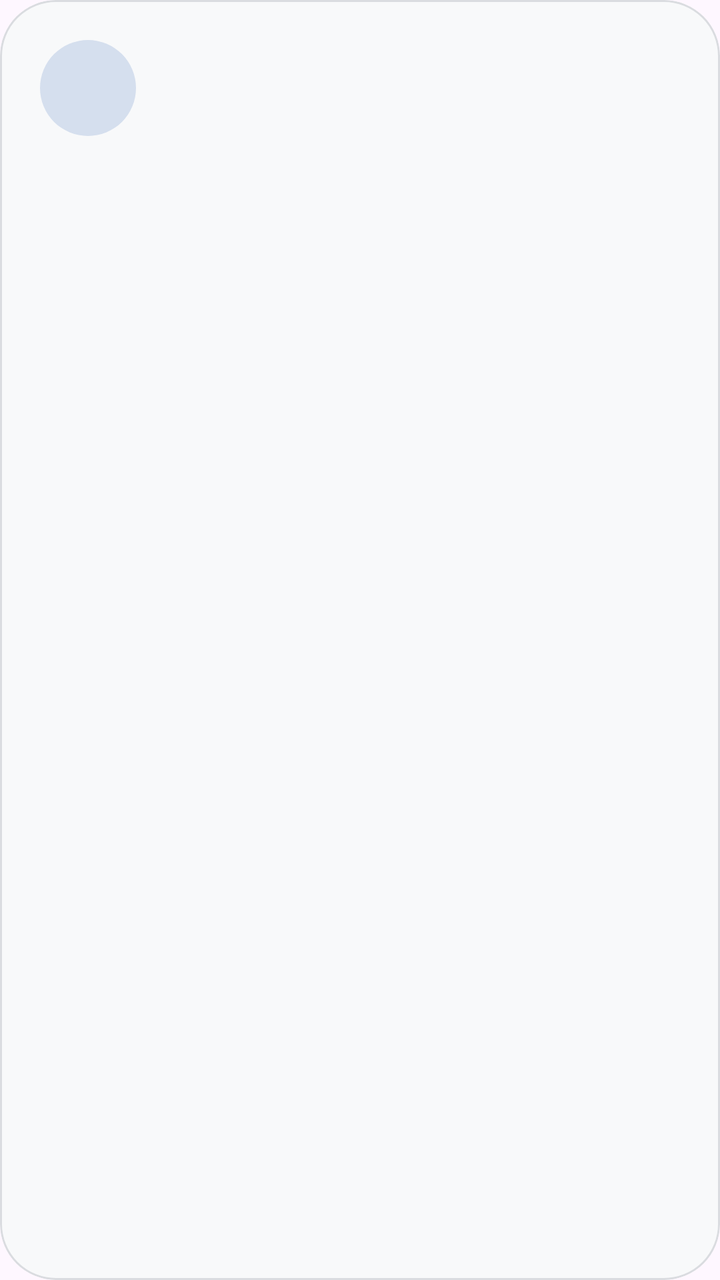
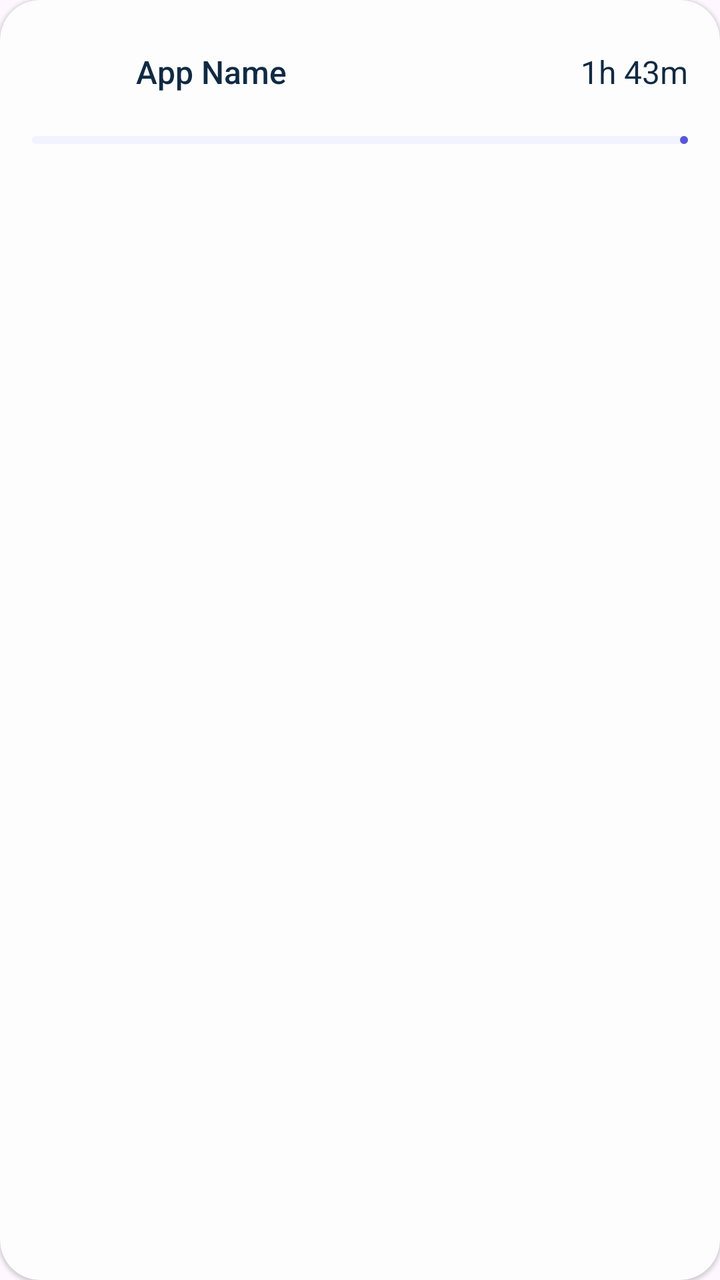

Two renders of the same Android screen: before a commit and after it. Below are the layout's source before the change and the commit's diff.
<!-- AndroidManifest.xml: application theme Theme.MyScreenTime -->
<!-- res/layout/item_row.xml -->
<?xml version="1.0" encoding="utf-8"?>
<com.google.android.material.card.MaterialCardView
    xmlns:android="http://schemas.android.com/apk/res/android"
    xmlns:app="http://schemas.android.com/apk/res-auto"
    android:id="@+id/item_row_card"
    android:layout_width="match_parent"
    android:layout_height="wrap_content"
    android:layout_marginStart="16dp"
    android:layout_marginTop="8dp"
    android:layout_marginEnd="16dp"
    android:layout_marginBottom="8dp"
    app:cardBackgroundColor="#F8F9FA"
    app:cardCornerRadius="28dp"
    app:strokeColor="#DADCE0"
    app:strokeWidth="1dp">

    
    <LinearLayout
        android:layout_width="match_parent"
        android:layout_height="wrap_content"
        android:orientation="horizontal"
        android:gravity="center_vertical"
        android:padding="20dp">

        
        <ImageView
            android:id="@+id/app_icon_row"
            android:layout_width="48dp"
            android:layout_height="48dp"
            android:layout_marginEnd="16dp"
            android:background="@drawable/circle_background"
            android:padding="10dp"
            app:tint="#5F6368" />

        
        <RelativeLayout
            android:layout_width="0dp"
            android:layout_height="wrap_content"
            android:layout_weight="1"
            android:gravity="center_vertical">

            <TextView
                android:id="@+id/tv_app_name_row"
                android:layout_width="wrap_content"
                android:layout_height="wrap_content"
                android:textColor="#000000"
                android:textSize="18sp"
                android:fontFamily="sans-serif-medium"
                android:layout_alignParentStart="true"
                android:layout_marginTop="2dp"
                />

            <TextView
                android:id="@+id/text_above_app_name_row"
                android:layout_width="wrap_content"
                android:layout_height="wrap_content"
                android:textColor="#5F6368"
                android:textSize="14sp"
                android:layout_centerVertical="true"
                android:layout_marginEnd="8dp"
                android:layout_alignParentEnd="true"
                android:fontFamily="sans-serif-medium"
                />



        </RelativeLayout>

    </LinearLayout>

</com.google.android.material.card.MaterialCardView>
<!-- resources referenced by this layout -->
<resources>
  <!-- drawable circle_background (drawable) -->
  <?xml version="1.0" encoding="utf-8"?>
  <shape xmlns:android="http://schemas.android.com/apk/res/android"
      android:shape="oval">
      <solid android:color="@color/blue_grey" />
  </shape>
  <style name="Theme.MyScreenTime" parent="Base.Theme.MyScreenTime" />
  <color name="blue_grey">#D5DFEE</color>
  <style name="Base.Theme.MyScreenTime" parent="Theme.Material3.Light.NoActionBar">
          
          
      </style>
</resources>

<!-- the commit's change to res/layout/item_row.xml (unified diff, before → after) -->
@@ -6,65 +6,67 @@
     android:layout_width="match_parent"
     android:layout_height="wrap_content"
     android:layout_marginStart="16dp"
-    android:layout_marginTop="8dp"
+    android:layout_marginTop="6dp"
     android:layout_marginEnd="16dp"
-    android:layout_marginBottom="8dp"
-    app:cardBackgroundColor="#F8F9FA"
-    app:cardCornerRadius="28dp"
-    app:strokeColor="#DADCE0"
-    app:strokeWidth="1dp">
+    android:layout_marginBottom="6dp"
+    app:cardBackgroundColor="@color/bright_white"
+    app:cardCornerRadius="20dp"
+    app:cardElevation="1dp"
+    app:strokeWidth="0dp">
 
-    
     <LinearLayout
         android:layout_width="match_parent"
         android:layout_height="wrap_content"
-        android:orientation="horizontal"
-        android:gravity="center_vertical"
-        android:padding="20dp">
+        android:orientation="vertical"
+        android:padding="16dp">
 
-        
-        <ImageView
-            android:id="@+id/app_icon_row"
-            android:layout_width="48dp"
-            android:layout_height="48dp"
-            android:layout_marginEnd="16dp"
-            android:background="@drawable/circle_background"
-            android:padding="10dp"
-            app:tint="#5F6368" />
+        <RelativeLayout
+            android:layout_width="match_parent"
+            android:layout_height="wrap_content"
+            android:gravity="center_vertical">
 
-        
-        <RelativeLayout
-            android:layout_width="0dp"
-            android:layout_height="wrap_content"
-            android:layout_weight="1"
-            android:gravity="center_vertical">
+            <ImageView
+                android:id="@+id/app_icon_row"
+                android:layout_width="40dp"
+                android:layout_height="40dp"
+                android:layout_alignParentStart="true"
+                android:padding="2dp" />
 
             <TextView
                 android:id="@+id/tv_app_name_row"
                 android:layout_width="wrap_content"
                 android:layout_height="wrap_content"
-                android:textColor="#000000"
-                android:textSize="18sp"
+                android:layout_toEndOf="@id/app_icon_row"
+                android:layout_marginStart="12dp"
+                android:layout_centerVertical="true"
+                android:textColor="#102A43"
+                android:textSize="16sp"
                 android:fontFamily="sans-serif-medium"
-                android:layout_alignParentStart="true"
-                android:layout_marginTop="2dp"
-                />
+                android:text="App Name" />
 
             <TextView
                 android:id="@+id/text_above_app_name_row"
                 android:layout_width="wrap_content"
                 android:layout_height="wrap_content"
-                android:textColor="#5F6368"
-                android:textSize="14sp"
+                android:layout_alignParentEnd="true"
                 android:layout_centerVertical="true"
-                android:layout_marginEnd="8dp"
-                android:layout_alignParentEnd="true"
-                android:fontFamily="sans-serif-medium"
-                />
-
-
+                android:textColor="#102A43"
+                android:textSize="16sp"
+                android:fontFamily="sans-serif-bold"
+                android:text="1h 43m" />
 
         </RelativeLayout>
+
+        <com.google.android.material.progressindicator.LinearProgressIndicator
+            android:id="@+id/app_usage_progress"
+            android:layout_width="match_parent"
+            android:layout_height="wrap_content"
+            android:layout_marginTop="12dp"
+            app:trackThickness="4dp"
+            app:trackCornerRadius="2dp"
+            app:indicatorColor="#5856D6"
+            app:trackColor="#F1F3FE"
+            android:progress="40" />
 
     </LinearLayout>
 
<!-- resource entries referenced after the edit -->
@@ -1,13 +1,7 @@
 <!-- resources referenced by this layout -->
 <resources>
-  <!-- drawable circle_background (drawable) -->
-  <?xml version="1.0" encoding="utf-8"?>
-  <shape xmlns:android="http://schemas.android.com/apk/res/android"
-      android:shape="oval">
-      <solid android:color="@color/blue_grey" />
-  </shape>
+  <color name="bright_white">#FDFDFD</color>
   <style name="Theme.MyScreenTime" parent="Base.Theme.MyScreenTime" />
-  <color name="blue_grey">#D5DFEE</color>
   <style name="Base.Theme.MyScreenTime" parent="Theme.Material3.Light.NoActionBar">
           
           
